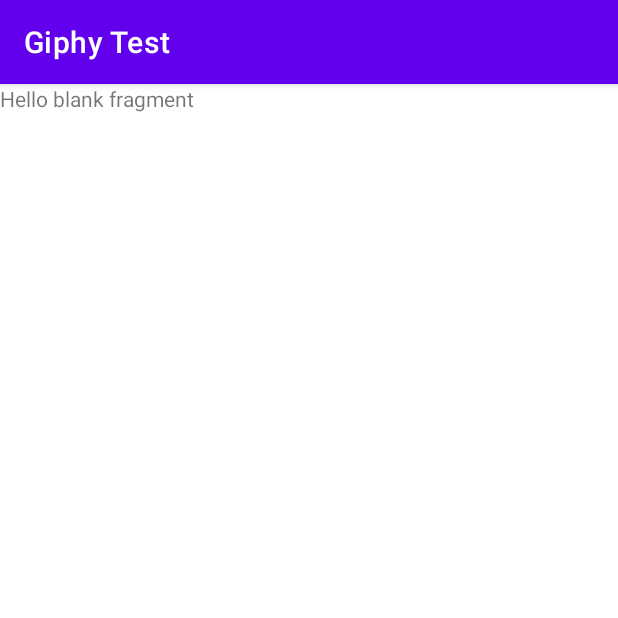
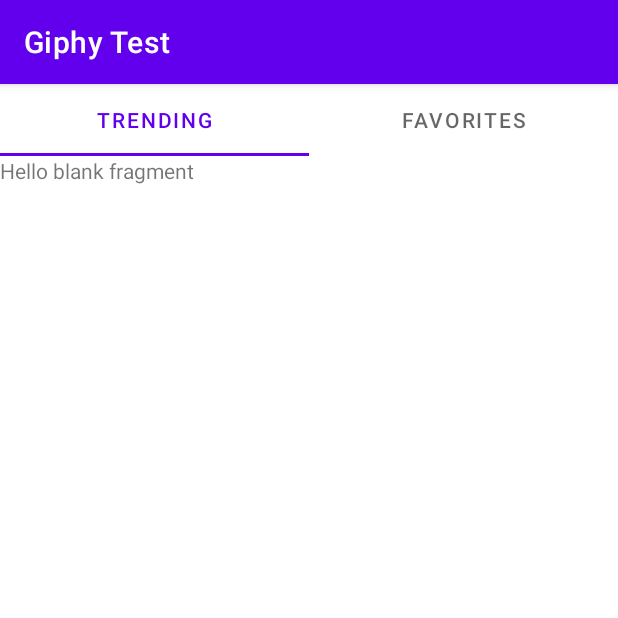
Before and after one commit to georgemcjr/giphy-test-android, an Android app: the screen it shows after launch (MainActivity), on a phone screen of 412 x 824 dp, the top half of it. Run offline under Robolectric (Android 15) with nearby library versions, the phone set to English and light mode, and no system bars.

Commit message:
Create tab layout and attach it to view pager

```diff
--- a/app/src/main/java/br/com/gj/giphytest/MainActivity.kt
+++ b/app/src/main/java/br/com/gj/giphytest/MainActivity.kt
@@ -4,15 +4,19 @@ import android.os.Bundle
 import androidx.appcompat.app.AppCompatActivity
 import br.com.gj.giphytest.features.favorites.FavoritesFragment
 import br.com.gj.giphytest.features.trending.TrendingFragment
+import com.google.android.material.tabs.TabLayoutMediator
 import kotlinx.android.synthetic.main.activity_main.*
 
 class MainActivity : AppCompatActivity() {
+
+    private val tabTitleResList = arrayListOf(R.string.title_trending, R.string.title_favorites)
 
     override fun onCreate(savedInstanceState: Bundle?) {
         super.onCreate(savedInstanceState)
         setContentView(R.layout.activity_main)
 
         setupViewPager()
+        setupTabLayout()
     }
 
     private fun setupViewPager() {
@@ -23,6 +27,13 @@ class MainActivity : AppCompatActivity() {
 
         val viewPagerAdapter = MainPagerAdapter(fragmentList, supportFragmentManager, lifecycle)
 
-        viewPager.adapter = viewPagerAdapter
+        viewPager_main.adapter = viewPagerAdapter
+    }
+
+    private fun setupTabLayout() {
+        TabLayoutMediator(tabLayout_main, viewPager_main) { tab, position ->
+            val stringRes = tabTitleResList[position]
+            tab.text = getString(stringRes)
+        }.attach()
     }
 }
--- a/app/src/main/res/layout/activity_main.xml
+++ b/app/src/main/res/layout/activity_main.xml
@@ -6,8 +6,16 @@
     android:layout_height="match_parent"
     tools:context=".MainActivity">
 
+    <com.google.android.material.tabs.TabLayout
+        android:id="@+id/tabLayout_main"
+        android:layout_width="match_parent"
+        android:layout_height="wrap_content"
+        app:layout_constraintTop_toTopOf="parent"/>
+
     <androidx.viewpager2.widget.ViewPager2
-        android:id="@+id/viewPager"
+        android:id="@+id/viewPager_main"
         android:layout_width="match_parent"
-        android:layout_height="match_parent" />
+        android:layout_height="0dp"
+        app:layout_constraintTop_toBottomOf="@id/tabLayout_main"
+        app:layout_constraintBottom_toBottomOf="parent"/>
 </androidx.constraintlayout.widget.ConstraintLayout>
```
